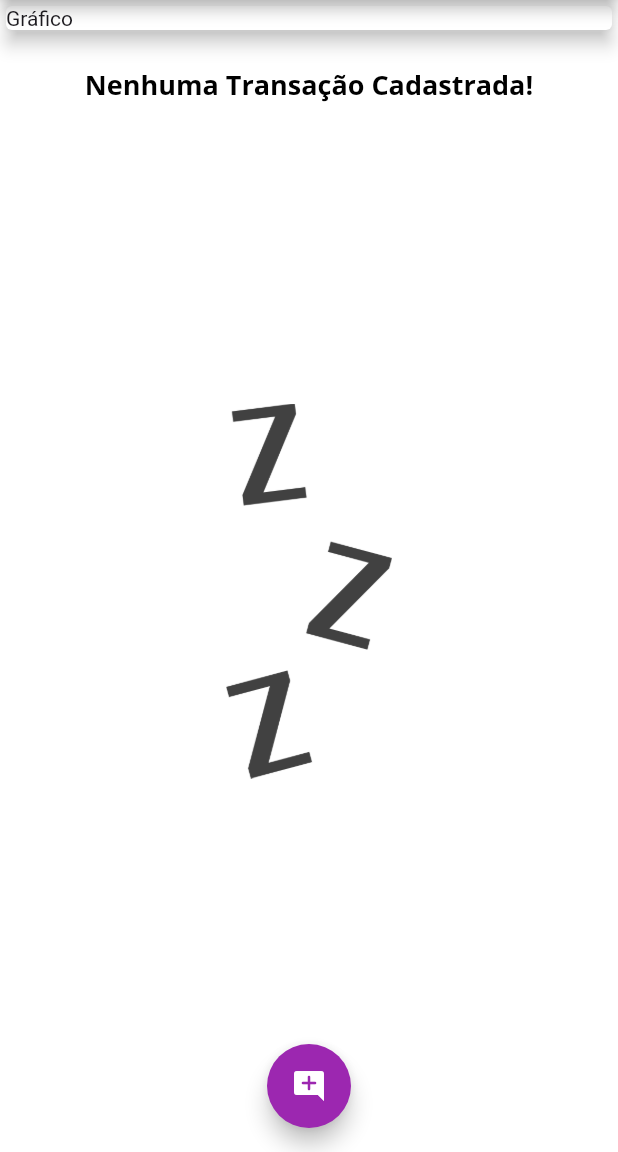
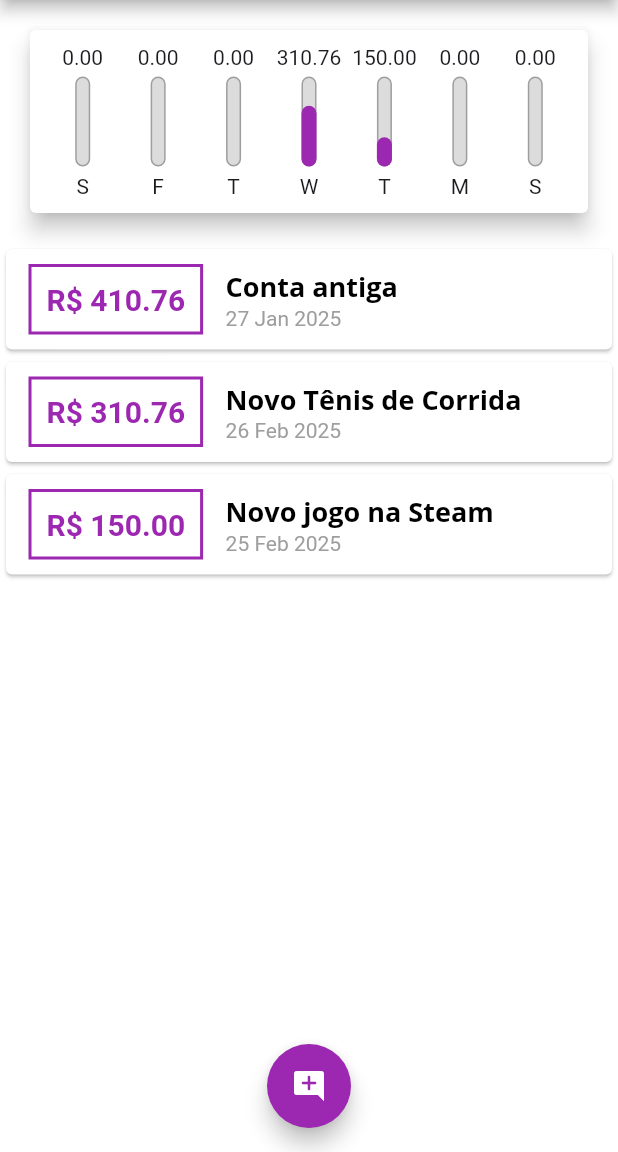
Before and after one commit to Argeu42/Flutter_ExpensesApp, a Flutter app: the screen it shows after launch, on a phone screen of 412 x 824 dp, the part 84-1236 px from its top. Run offline on Flutter 3.47's test engine with Material 3 defaults, Android fonts, the phone set to English and light mode, and no system bars.

Commit message:
Chart Added

```diff
--- /dev/null
+++ b/lib/components/chart.dart
@@ -0,0 +1,61 @@
+import 'package:expenses/components/chart_bar.dart';
+import 'package:expenses/models/transaction.dart';
+import 'package:intl/intl.dart';
+import 'package:flutter/material.dart';
+
+class Chart extends StatelessWidget {
+  const Chart(this.recentTransactions, {super.key});
+
+  final List<Transaction> recentTransactions;
+
+  List<Map<String, Object>> get groupedTransactions {
+    return List.generate(7, (index) {
+      final weekDay = DateTime.now().subtract(Duration(days: index));
+
+      double totalSum = 0.0;
+
+      for (var i = 0; i < recentTransactions.length; i++) {
+        bool sameDay = recentTransactions[i].date.day == weekDay.day;
+        bool sameMonth = recentTransactions[i].date.month == weekDay.month;
+        bool sameYear = recentTransactions[i].date.year == weekDay.year;
+
+        if (sameDay && sameMonth && sameYear) {
+          totalSum += recentTransactions[i].value;
+        }
+      }
+
+      return {'day': DateFormat.E().format(weekDay)[0], 'value': totalSum};
+    });
+  }
+
+  double get _weekTotalValue {
+    return groupedTransactions.fold(0.0, (sum, tr) {
+      return sum + (tr['value'] as double);
+    });
+  }
+
+  @override
+  Widget build(BuildContext context) {
+    return Card(
+      elevation: 6,
+      margin: EdgeInsets.all(20),
+      child: Padding(
+        padding: const EdgeInsets.all(10),
+        child: Row(
+          mainAxisAlignment: MainAxisAlignment.spaceAround,
+          children:
+              groupedTransactions.map((tr) {
+                return Flexible(
+                  fit: FlexFit.tight,
+                  child: ChartBar(
+                    label: tr['day'].toString(),
+                    value: tr['value'] as double,
+                    percentage: (tr['value'] as double) / _weekTotalValue,
+                  ),
+                );
+              }).toList(),
+        ),
+      ),
+    );
+  }
+}
--- /dev/null
+++ b/lib/components/chart_bar.dart
@@ -0,0 +1,51 @@
+import 'package:flutter/material.dart';
+
+class ChartBar extends StatelessWidget {
+  const ChartBar({
+    super.key,
+    required this.label,
+    required this.value,
+    required this.percentage,
+  });
+
+  final String label;
+  final double value;
+  final double percentage;
+
+  @override
+  Widget build(BuildContext context) {
+    return Column(
+      children: [
+        FittedBox(child: Text(value.toStringAsFixed(2))),
+        SizedBox(height: 5),
+        Container(
+          height: 60,
+          width: 10,
+          child: Stack(
+            alignment: Alignment.bottomCenter,
+            children: [
+              Container(
+                decoration: BoxDecoration(
+                  border: Border.all(color: Colors.grey, width: 1.0),
+                  color: Color.fromRGBO(220, 220, 220, 1),
+                  borderRadius: BorderRadius.circular(5),
+                ),
+              ),
+              FractionallySizedBox(
+                heightFactor: percentage,
+                child: Container(
+                  decoration: BoxDecoration(
+                    color: Theme.of(context).colorScheme.primary,
+                    borderRadius: BorderRadius.circular(5),
+                  ),
+                ),
+              ),
+            ],
+          ),
+        ),
+        SizedBox(height: 5),
+        Text(label),
+      ],
+    );
+  }
+}
--- a/lib/main.dart
+++ b/lib/main.dart
@@ -1,6 +1,8 @@
 import 'package:flutter/material.dart';
 import './components/transaction_list.dart';
 import './components/transaction_form.dart';
+import './components/chart.dart';
+
 import './models/transaction.dart';
 import 'dart:math';
 
@@ -59,19 +61,34 @@ class MyHomePage extends StatefulWidget {
 class _MyHomePageState extends State<MyHomePage> {
 
   final List<Transaction> _transactions = [
-    // Transaction(
-    //   id: 't1',
-    //   title: 'Novo Tênis de Corrida',
-    //   value: 310.76,
-    //   date: DateTime.now()
-    // ),
-    // Transaction(
-    //   id: 't2',
-    //   title: 'Novo jogo na Steam',
-    //   value: 150.00,
-    //   date: DateTime.now()
-    // ),
+        Transaction(
+      id: 't0',
+      title: 'Conta antiga',
+      value: 410.76,
+      date: DateTime.now().subtract(Duration(days: 33)),
+    ),
+    Transaction(
+      id: 't1',
+      title: 'Novo Tênis de Corrida',
+      value: 310.76,
+      date: DateTime.now().subtract(Duration(days: 3)),
+    ),
+    Transaction(
+      id: 't2',
+      title: 'Novo jogo na Steam',
+      value: 150.00,
+      date: DateTime.now().subtract(Duration(days: 4)),
+
+    ),
   ];
+
+  List<Transaction> get _recentTransactions {
+    return _transactions.where( (tr) {
+      return tr.date.isAfter(DateTime.now().subtract(
+        Duration(days: 7),
+      ));
+    }).toList();
+  }
 
     _addTransaction(String title, double value){
     final newTransaction = Transaction(
@@ -112,10 +129,7 @@ class _MyHomePageState extends State<MyHomePage> {
         child: Column(
           crossAxisAlignment: CrossAxisAlignment.stretch,
           children: [
-            Card(
-              elevation: 5,
-              child: Text("Gráfico"),
-            ),
+            Chart(_recentTransactions),
             TransactionList(_transactions),
           ],
         ),
```
